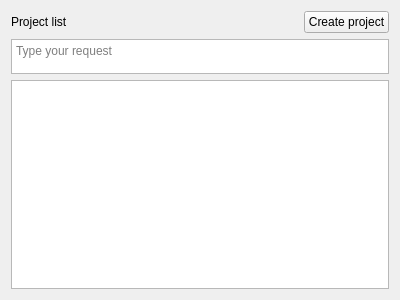
Unkorunk/task-tracker, file task-tracker-frontend/ProjectsList.ui: the form before one commit.
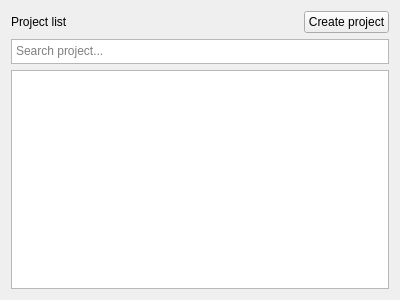
The form after the commit.

Commit message: Add basic get / create project functional, add to GreetingsWidget #Tl-26 Tl-30

```diff
--- a/task-tracker-frontend/ProjectsList.ui
+++ b/task-tracker-frontend/ProjectsList.ui
@@ -49,7 +49,7 @@
      <property name="maximumSize">
       <size>
        <width>16777215</width>
-       <height>35</height>
+       <height>25</height>
       </size>
      </property>
      <property name="baseSize">
@@ -59,7 +59,7 @@
       </size>
      </property>
      <property name="placeholderText">
-      <string>Type your request</string>
+      <string>Search project...</string>
      </property>
     </widget>
    </item>
```
Left out of the diff: 6 changed lines with no effect on the pictures. The commit also changes 8 other files.
